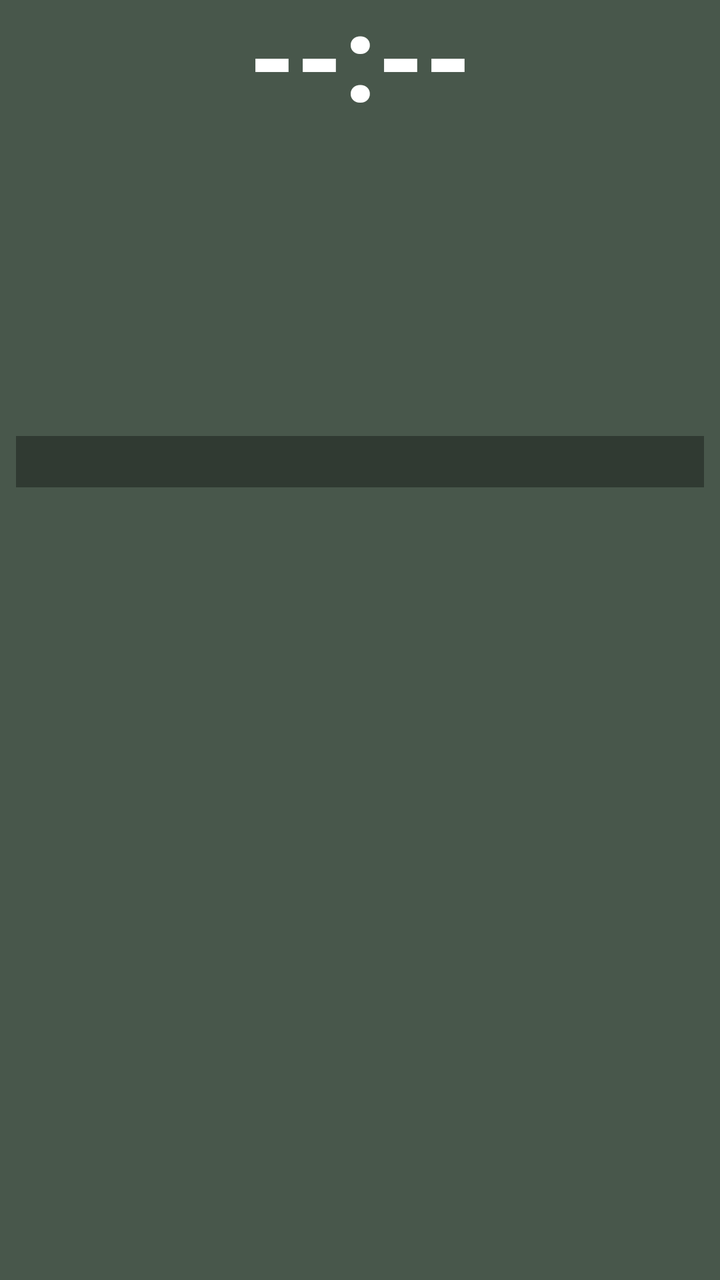
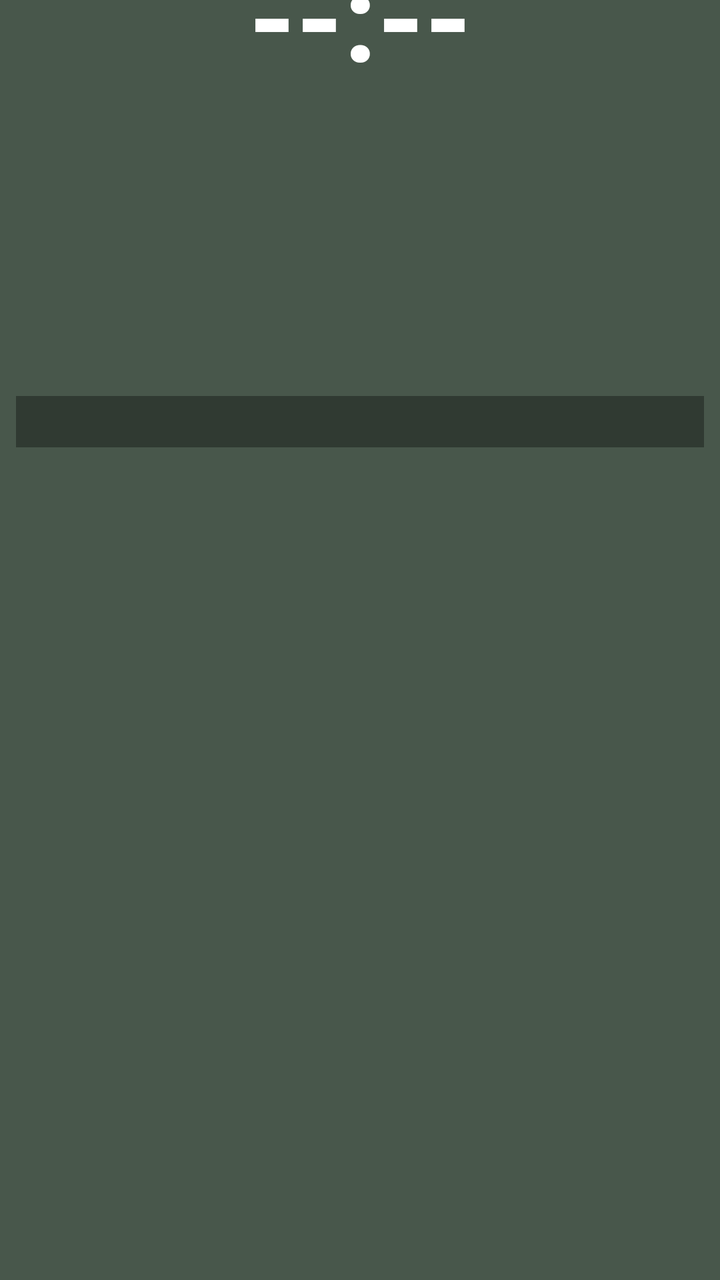

Two renders of the same Android screen: before a commit and after it. Below are the layout's source before the change and the commit's diff.
<!-- AndroidManifest.xml: fallback theme Theme.MaterialComponents.DayNight.NoActionBar -->
<!-- res/layout/prayer_widget_layout.xml -->
<?xml version="1.0" encoding="utf-8"?>
<LinearLayout xmlns:android="http://schemas.android.com/apk/res/android"
    android:layout_width="match_parent"
    android:layout_height="match_parent"
    android:orientation="vertical"
    android:background="@drawable/widget_background"
    android:paddingStart="8dp"
    android:paddingEnd="8dp"
    android:paddingTop="0dp"
    android:paddingBottom="8dp">

    
    <TextView
        android:id="@+id/widget_time"
        android:layout_width="match_parent"
        android:layout_height="wrap_content"
        android:layout_marginTop="-5dp"
        android:text="--:--"
        android:textColor="#FFFFFF"
        android:textSize="60sp"
        android:textStyle="bold"
        android:includeFontPadding="false"
        android:gravity="center" />

    
    <LinearLayout
        android:layout_width="match_parent"
        android:layout_height="wrap_content"
        android:layout_marginTop="-15dp"
        android:orientation="horizontal"
        android:gravity="center_vertical">

        <TextView
            android:id="@+id/widget_day"
            android:layout_width="0dp"
            android:layout_height="wrap_content"
            android:layout_weight="3"
            android:text=""
            android:textColor="#FFFFFF"
            android:textSize="25sp"
            android:textStyle="bold"
            android:includeFontPadding="false"
            android:singleLine="true"
            android:ellipsize="end" />

        <TextView
            android:id="@+id/widget_weather"
            android:layout_width="0dp"
            android:layout_height="wrap_content"
            android:layout_weight="4"
            android:text=""
            android:textColor="#80DEEA"
            android:textSize="13sp"
            android:textStyle="bold"
            android:gravity="end"
            android:singleLine="true"
            android:ellipsize="start" />

    </LinearLayout>

    
    <LinearLayout
        android:layout_width="match_parent"
        android:layout_height="wrap_content"
        android:layout_marginTop="30dp"
        android:orientation="horizontal">

        
        <LinearLayout
            android:layout_width="0dp"
            android:layout_height="wrap_content"
            android:layout_weight="1"
            android:orientation="vertical">

            <TextView
                android:id="@+id/widget_gregorian"
                android:layout_width="wrap_content"
                android:layout_height="wrap_content"
                android:text=""
                android:textColor="#E0E0E0"
                android:textSize="16sp"
                android:textStyle="bold" />

            <TextView
                android:id="@+id/widget_hijri"
                android:layout_width="wrap_content"
                android:layout_height="wrap_content"
                android:layout_marginTop="-1dp"
                android:text=""
                android:textColor="#FFD54F"
                android:textSize="15sp"
                android:textStyle="bold" />

            <TextView
                android:id="@+id/widget_bangla_date"
                android:layout_width="wrap_content"
                android:layout_height="wrap_content"
                android:layout_marginTop="-1dp"
                android:text=""
                android:textColor="#80DEEA"
                android:textSize="15sp"
                android:textStyle="bold" />

        </LinearLayout>

        
        <LinearLayout
            android:layout_width="0dp"
            android:layout_height="wrap_content"
            android:layout_weight="1"
            android:orientation="vertical">

            <TextView
                android:id="@+id/widget_sunrise"
                android:layout_width="wrap_content"
                android:layout_height="wrap_content"
                android:text=""
                android:textColor="#FFD54F"
                android:textSize="14sp"
                android:textStyle="bold" />

            <TextView
                android:id="@+id/widget_sunset"
                android:layout_width="wrap_content"
                android:layout_height="wrap_content"
                android:layout_marginTop="-1dp"
                android:text=""
                android:textColor="#FFD54F"
                android:textSize="14sp"
                android:textStyle="bold" />

            <TextView
                android:id="@+id/widget_sehri"
                android:layout_width="wrap_content"
                android:layout_height="wrap_content"
                android:layout_marginTop="3dp"
                android:text=""
                android:textColor="#00E676"
                android:textSize="14sp"
                android:textStyle="bold" />

            <TextView
                android:id="@+id/widget_iftar"
                android:layout_width="wrap_content"
                android:layout_height="wrap_content"
                android:layout_marginTop="-1dp"
                android:text=""
                android:textColor="#00E676"
                android:textSize="14sp"
                android:textStyle="bold" />

        </LinearLayout>
    </LinearLayout>

    
    <TextView
        android:id="@+id/widget_alert"
        android:layout_width="match_parent"
        android:layout_height="wrap_content"
        android:layout_marginTop="30dp"
        android:paddingTop="4dp"
        android:paddingBottom="4dp"
        android:paddingStart="4dp"
        android:paddingEnd="4dp"
        android:background="#55000000"
        android:text=""
        android:textColor="#FFD54F"
        android:textSize="13sp"
        android:textStyle="bold"
        android:gravity="start"
        android:maxLines="10"
        android:ellipsize="end" />

</LinearLayout>
<!-- resources referenced by this layout -->
<resources>
  <!-- drawable widget_background (drawable) -->
  <?xml version="1.0" encoding="utf-8"?>
  <shape xmlns:android="http://schemas.android.com/apk/res/android"
      android:shape="rectangle">
      <solid android:color="#CC1B2E1F" />
  </shape>
</resources>

<!-- the commit's change to res/layout/prayer_widget_layout.xml (unified diff, before → after) -->
@@ -14,7 +14,7 @@
         android:id="@+id/widget_time"
         android:layout_width="match_parent"
         android:layout_height="wrap_content"
-        android:layout_marginTop="-5dp"
+        android:layout_marginTop="-25dp"
         android:text="--:--"
         android:textColor="#FFFFFF"
         android:textSize="60sp"
